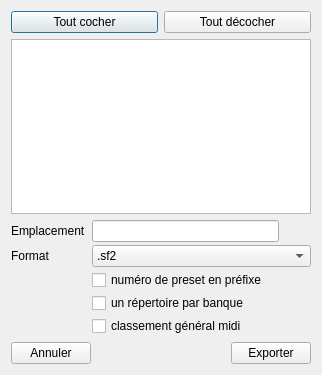
The window that trunk/gui_divers/dialog_export.ui (davy7125/polyphone) describes before a commit, drawn with Qt 5.
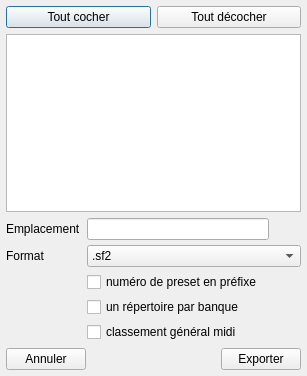
The same window after the commit. Icons and pictures are not drawn.

```diff
--- a/trunk/gui_divers/dialog_export.ui
+++ b/trunk/gui_divers/dialog_export.ui
@@ -9,8 +9,8 @@
    <rect>
     <x>0</x>
     <y>0</y>
-    <width>322</width>
-    <height>375</height>
+    <width>307</width>
+    <height>376</height>
    </rect>
   </property>
   <property name="windowTitle">
@@ -24,6 +24,21 @@
    <bool>true</bool>
   </property>
   <layout class="QVBoxLayout" name="verticalLayout">
+   <property name="spacing">
+    <number>6</number>
+   </property>
+   <property name="leftMargin">
+    <number>6</number>
+   </property>
+   <property name="topMargin">
+    <number>6</number>
+   </property>
+   <property name="rightMargin">
+    <number>6</number>
+   </property>
+   <property name="bottomMargin">
+    <number>6</number>
+   </property>
    <item>
     <layout class="QHBoxLayout" name="horizontalLayout">
      <item>
@@ -54,8 +69,11 @@
    </item>
    <item>
     <layout class="QGridLayout" name="gridLayout">
+     <property name="horizontalSpacing">
+      <number>6</number>
+     </property>
      <property name="verticalSpacing">
-      <number>3</number>
+      <number>5</number>
      </property>
      <item row="0" column="2">
       <widget class="QPushButton" name="pushFolder">
```
